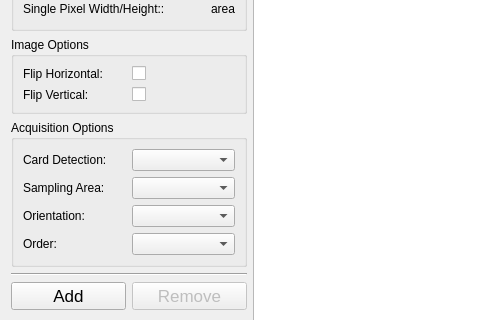
Before: the Qt Designer form resources/loadCards.ui in gill14/AccuPatt, drawn with Qt 5; both pictures show x 0 to 480 and y 95 to 415 of the 800 by 600 pixel window.
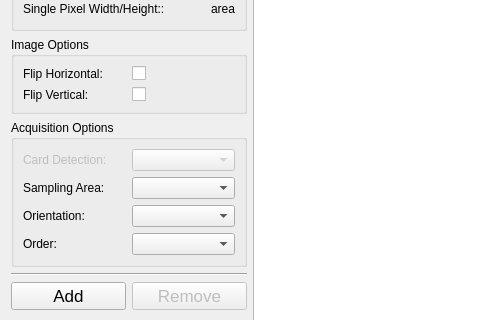
After: the same form once the commit is applied. Icons and pictures are not drawn. Custom widgets are drawn as their Qt base class.

Commit message: disable use of card_detection_method

The edit to the form file:
```diff
--- a/resources/loadCards.ui
+++ b/resources/loadCards.ui
@@ -198,13 +198,20 @@
            <layout class="QHBoxLayout" name="horizontalLayout_11">
             <item>
              <widget class="QLabel" name="label_12">
+              <property name="enabled">
+               <bool>false</bool>
+              </property>
               <property name="text">
                <string>Card Detection:</string>
               </property>
              </widget>
             </item>
             <item>
-             <widget class="QComboBox" name="comboBoxCardDetection"/>
+             <widget class="QComboBox" name="comboBoxCardDetection">
+              <property name="enabled">
+               <bool>false</bool>
+              </property>
+             </widget>
             </item>
            </layout>
           </item>
```
The commit also changes 1 other file.
